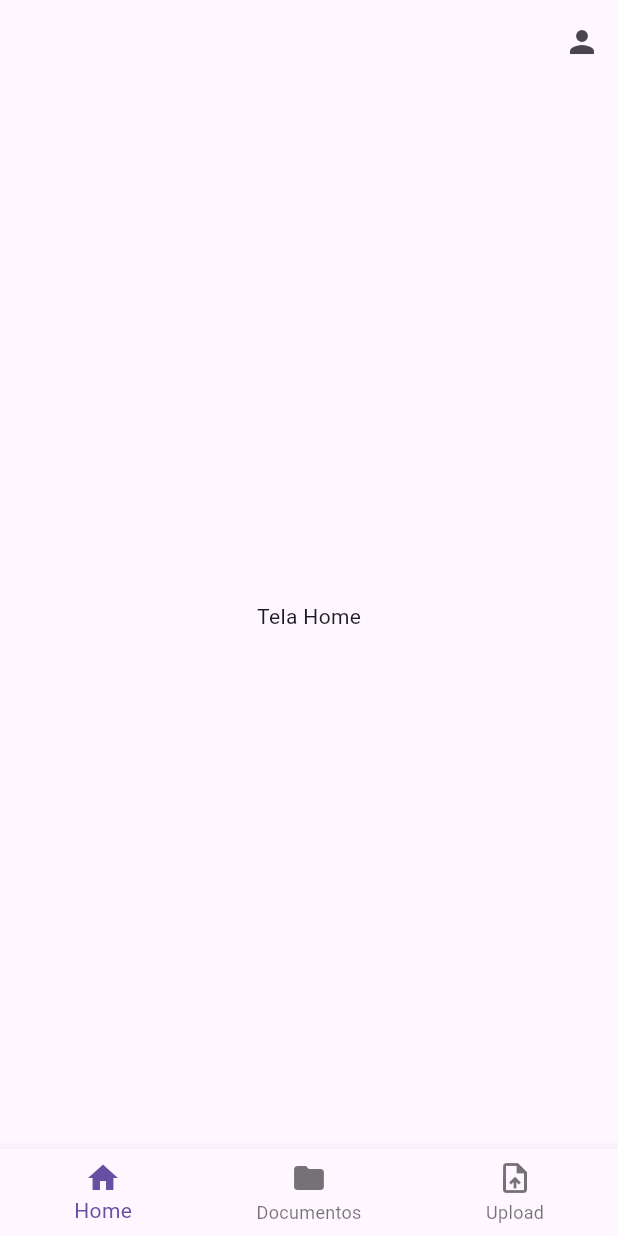
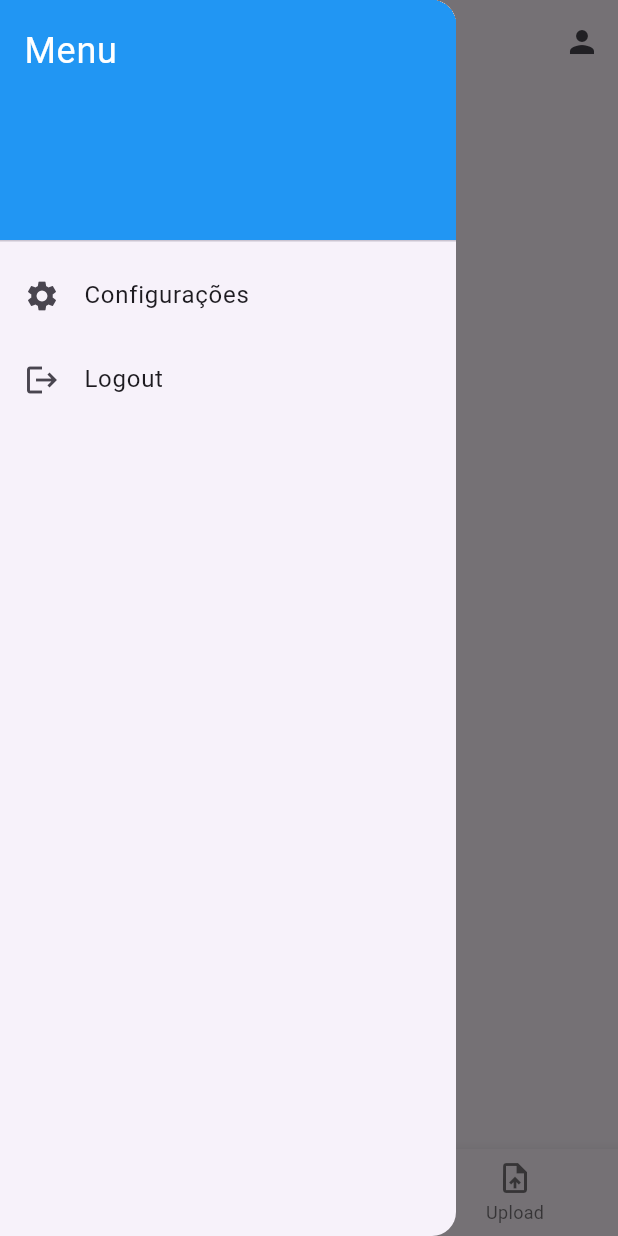
Before and after one commit to FelipeAraujoOliveira/drive, a Flutter app: the MainScreen screen opened directly, with the side drawer open (before the commit the screen has no drawer), on a phone screen of 412 x 824 dp. Run offline on Flutter 3.47's test engine with Material 3 defaults, Android fonts, the phone set to English and light mode, and no system bars; our stand-ins replace file_picker, google_sign_in; missing offline and left inert: googleapis; statements that could not run were skipped.

Commit message:
publicação

```diff
--- a/lib/main.dart
+++ b/lib/main.dart
@@ -9,7 +9,6 @@ import 'splashScreen.dart';
 import 'documentScreen.dart';
 import 'loginScreen.dart'; // Certifique-se de importar a tela de login
 
-// Inicialize authenticatedDriveService na própria inicialização do aplicativo
 GoogleDriveService authenticatedDriveService = GoogleDriveService();
 
 void main() async {
@@ -56,13 +55,33 @@ class _MainScreenState extends State<MainScreen> {
 
   Future<void> _initializeScreens() async {
     final folderId = widget.folderId ?? "root";
+
+    // Verifica se authenticatedDriveService foi inicializado
+    if (authenticatedDriveService == null) {
+      throw Exception("authenticatedDriveService não foi inicializado corretamente.");
+    }
+
     setState(() {
       _screens = [
         HomeScreen(),
         DocumentsScreen(folderId: folderId),
-        UploadScreen(authenticatedDriveService, folderId),
+        UploadScreen(authenticatedDriveService!, folderId), // Usa o operador `!` para garantir que não é nulo
       ];
     });
+  }
+
+  void _onItemTapped(int index) {
+    setState(() {
+      _selectedIndex = index;
+    });
+  }
+
+  Future<void> _logout() async {
+    await authenticatedDriveService?.signOut(); // Sign out from Google
+    Navigator.of(context).pushAndRemoveUntil(
+      MaterialPageRoute(builder: (context) => LoginScreen()),
+      (route) => false,
+    );
   }
 
   @override
@@ -73,10 +92,48 @@ class _MainScreenState extends State<MainScreen> {
           IconButton(
             icon: const Icon(Icons.person),
             onPressed: () {
-              // Ação para o botão de usuário
+              Scaffold.of(context).openDrawer(); // Open the drawer when the user icon is pressed
             },
           ),
         ],
+      ),
+      drawer: Drawer(
+        child: ListView(
+          padding: EdgeInsets.zero,
+          children: <Widget>[
+            DrawerHeader(
+              decoration: BoxDecoration(
+                color: Colors.blue,
+              ),
+              child: Text(
+                'Menu',
+                style: TextStyle(
+                  color: Colors.white,
+                  fontSize: 24,
+                ),
+              ),
+            ),
+            ListTile(
+              leading: Icon(Icons.settings),
+              title: Text('Configurações'),
+              onTap: () {
+                // Navegue para a tela de configurações se necessário
+                Navigator.pop(context);
+                ScaffoldMessenger.of(context).showSnackBar(
+                  SnackBar(content: Text('Configurações ainda não implementadas.')),
+                );
+              },
+            ),
+            ListTile(
+              leading: Icon(Icons.logout),
+              title: Text('Logout'),
+              onTap: () async {
+                Navigator.pop(context);
+                await _logout(); // Chama a função de logout
+              },
+            ),
+          ],
+        ),
       ),
       body: _screens == null
           ? const Center(child: CircularProgressIndicator())
@@ -101,12 +158,6 @@ class _MainScreenState extends State<MainScreen> {
       ),
     );
   }
-
-  void _onItemTapped(int index) {
-    setState(() {
-      _selectedIndex = index;
-    });
-  }
 }
 
 class HomeScreen extends StatelessWidget {
```
Also changed, not shown: pubspec.lock.
